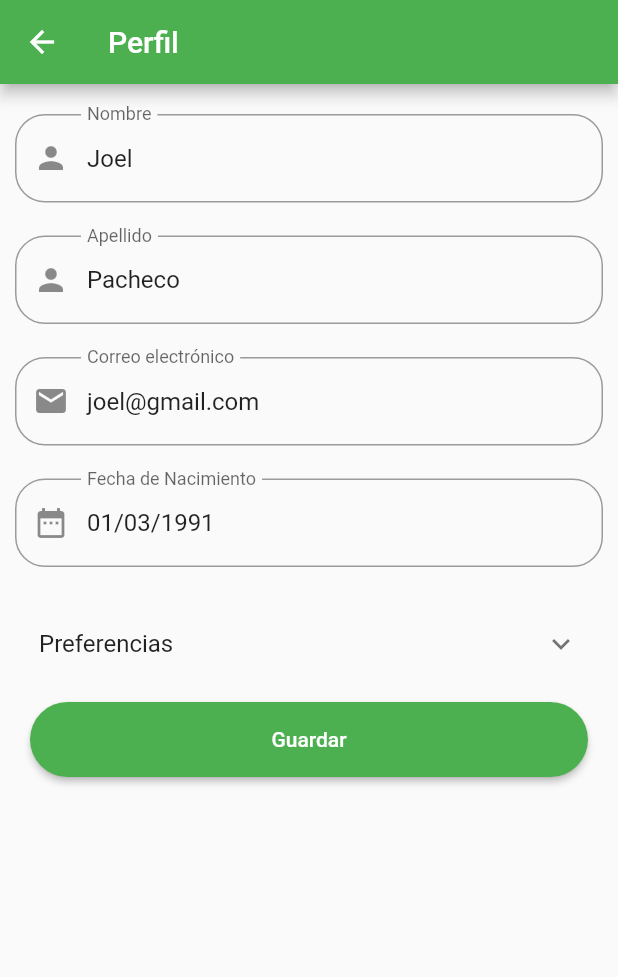
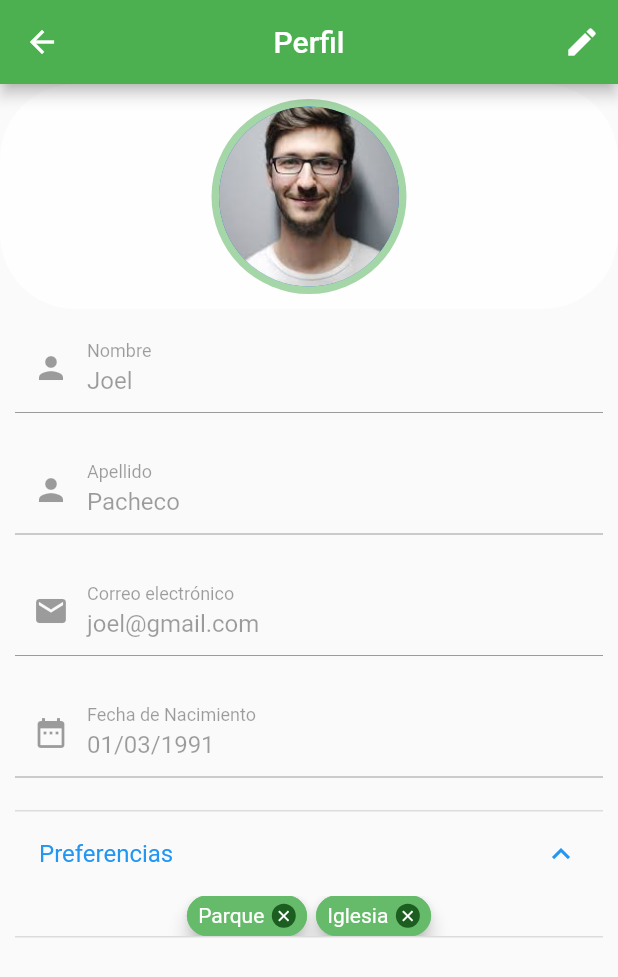
Before and after one commit to zero14/cadcddapp, a Flutter app: the Profile screen opened by its route, on a phone screen of 412 x 824 dp. Shown: the top 977 px of the screen. Run offline on Flutter 3.47's test engine with Material 2 defaults, Android fonts, the light colour scheme and no system bars; drawn by our look-alikes of flutter_tags; our stand-ins replace geolocator, google_maps_flutter.

Commit message:
Se ha agregado la edicion de perfil

```diff
--- a/lib/src/pages/map.dart
+++ b/lib/src/pages/map.dart
@@ -129,7 +129,7 @@ class MapTouristState extends State<MapTourist> {
                           ? LatLng(_currentPosition.latitude,
                               _currentPosition.longitude)
                           : _defaultPosition,
-                      avatarPathLocal: "assets/img/foto_perfil.jpg",
+                      avatarPathLocal: "assets/img/profile1.jpg",
                       labelColor: Colors.blue);
                   _pinPillPosition = 0;
                   _verticalButtonMyPosition = 100.0;
@@ -182,7 +182,7 @@ class MapTouristState extends State<MapTourist> {
                         ? LatLng(_currentPosition.latitude,
                             _currentPosition.longitude)
                         : _defaultPosition,
-                    avatarPathLocal: "assets/img/foto_perfil.jpg",
+                    avatarPathLocal: "assets/img/profile1.jpg",
                     avatarPath: null,
                     labelColor: Colors.blue);
                 _pinPillPosition = 0;
@@ -353,7 +353,7 @@ class MapTouristState extends State<MapTourist> {
         backgroundColor: Theme.of(context).platform == TargetPlatform.iOS
             ? Colors.green
             : Colors.green,
-        backgroundImage: AssetImage("assets/img/foto_perfil.jpg"),
+        backgroundImage: AssetImage("assets/img/profile1.jpg"),
       ),
     );
   }
--- a/lib/src/pages/profile.dart
+++ b/lib/src/pages/profile.dart
@@ -1,6 +1,6 @@
 import 'dart:convert';
+
 import 'package:flutter/cupertino.dart';
-
 import 'package:flutter/material.dart';
 import 'package:flutter/services.dart';
 import 'package:flutter_tags/flutter_tags.dart';
@@ -20,13 +20,15 @@ class _ProfileState extends State<Profile> with SingleTickerProviderStateMixin {
   TabController _tabController;
   ScrollController _scrollViewController;
 
-  final List<String> _list = ["Parque", "Museo", "Playa", "Iglesia"];
+  final List<String> _list = ["Parque", "Iglesia"];
 
   List _items;
 
   TextEditingController _inputDateController = new TextEditingController();
 
   Offset _tapPosition;
+
+  bool _editEnabled = false;
 
   @override
   void initState() {
@@ -40,27 +42,9 @@ class _ProfileState extends State<Profile> with SingleTickerProviderStateMixin {
     _items = _list.toList();
   }
 
-  @override
-  Widget build(BuildContext context) {
-    return Scaffold(
-        appBar: AppBar(
-          title: Text("Perfil"),
-          backgroundColor: Colors.green,
-        ),
-        body: Stack(
-          children: [
-            ListView(
-              padding: EdgeInsets.symmetric(horizontal: 10.0, vertical: 20.0),
-              children: [
-                _createInputName(),
-                _createInputLastName(),
-                _createInputEmail(),
-                _createInputDate(context),
-                ExpansionTile(
-                  title: Text("Preferencias"),
-                  children: [_tag],
-                ),
-                Padding(
+  Widget _createButtonSave() {
+    if (!this._editEnabled) return Container();
+    return Padding(
       padding: EdgeInsets.all(10.0),
       child: ButtonTheme(
         height: 50.0,
@@ -73,11 +57,8 @@ class _ProfileState extends State<Profile> with SingleTickerProviderStateMixin {
             borderRadius: new BorderRadius.circular(30.0),
           ),
         ),
-                    )),
-              ],
       ),
-          ],
-        ));
+    );
   }
 
   Widget get _tag {
@@ -94,7 +75,7 @@ class _ProfileState extends State<Profile> with SingleTickerProviderStateMixin {
           fontSize: 14,
           //height: 1
         ),
-        enabled: true,
+        enabled: _editEnabled,
         constraintSuggestion: true,
         onSubmitted: (String str) {
           setState(() {
@@ -115,7 +96,9 @@ class _ProfileState extends State<Profile> with SingleTickerProviderStateMixin {
             activeColor: Colors.green[400],
             removeButton: ItemTagsRemoveButton(
               backgroundColor: Colors.green[900],
-              onRemoved: () {
+              onRemoved: _editEnabled
+                  ? null
+                  : () {
                       setState(() {
                         _items.removeAt(index);
                       });
@@ -164,12 +147,33 @@ class _ProfileState extends State<Profile> with SingleTickerProviderStateMixin {
     );
   }
 
+  Widget _createImageProfile() {
+    return Container(
+      decoration: BoxDecoration(
+        color: Colors.white70,
+        borderRadius: BorderRadius.circular(50.0),
+      ),
+      padding: EdgeInsets.all(10.0),
+      child: CircleAvatar(
+        radius: 65,
+        backgroundColor: Colors.green[200],
+        child: CircleAvatar(
+          radius: 60,
+          backgroundImage: AssetImage('assets/img/profile1.jpg'),
+        ),
+      ),
+    );
+  }
+
   Widget _createInputName() {
     return TextFormField(
+      enabled: _editEnabled,
       controller: TextEditingController(text: "Joel"),
       keyboardType: TextInputType.name,
       decoration: InputDecoration(
-        border: OutlineInputBorder(borderRadius: BorderRadius.circular(20.0)),
+        border: _editEnabled
+            ? OutlineInputBorder(borderRadius: BorderRadius.circular(20.0))
+            : null,
         labelText: "Nombre",
         helperText: "",
         prefixIcon: Icon(Icons.person),
@@ -184,10 +188,13 @@ class _ProfileState extends State<Profile> with SingleTickerProviderStateMixin {
 
   Widget _createInputLastName() {
     return TextFormField(
+      enabled: _editEnabled,
       controller: TextEditingController(text: "Pacheco"),
       keyboardType: TextInputType.name,
       decoration: InputDecoration(
-        border: OutlineInputBorder(borderRadius: BorderRadius.circular(20.0)),
+        border: _editEnabled
+            ? OutlineInputBorder(borderRadius: BorderRadius.circular(20.0))
+            : null,
         labelText: "Apellido",
         helperText: "",
         prefixIcon: Icon(Icons.person),
@@ -202,10 +209,13 @@ class _ProfileState extends State<Profile> with SingleTickerProviderStateMixin {
 
   Widget _createInputEmail() {
     return TextFormField(
+      enabled: _editEnabled,
       controller: TextEditingController(text: "joel@gmail.com"),
       keyboardType: TextInputType.emailAddress,
       decoration: InputDecoration(
-        border: OutlineInputBorder(borderRadius: BorderRadius.circular(20.0)),
+        border: _editEnabled
+            ? OutlineInputBorder(borderRadius: BorderRadius.circular(20.0))
+            : null,
         labelText: "Correo electrónico",
         helperText: "",
         prefixIcon: Icon(Icons.email),
@@ -220,11 +230,14 @@ class _ProfileState extends State<Profile> with SingleTickerProviderStateMixin {
 
   Widget _createInputDate(context) {
     return TextFormField(
+      enabled: _editEnabled,
       controller: _inputDateController,
       enableInteractiveSelection: false,
       keyboardType: TextInputType.datetime,
       decoration: InputDecoration(
-        border: OutlineInputBorder(borderRadius: BorderRadius.circular(20.0)),
+        border: _editEnabled
+            ? OutlineInputBorder(borderRadius: BorderRadius.circular(20.0))
+            : null,
         labelText: "Fecha de Nacimiento",
         helperText: "",
         prefixIcon: Icon(Icons.date_range),
@@ -254,4 +267,62 @@ class _ProfileState extends State<Profile> with SingleTickerProviderStateMixin {
       });
     }
   }
+
+  Icon _showButtonEditOrCancel() {
+    return _editEnabled
+        ? Icon(Icons.close, color: Colors.white)
+        : Icon(Icons.edit, color: Colors.white);
   }
+
+  @override
+  Widget build(BuildContext context) {
+    return Scaffold(
+        appBar: AppBar(
+          title: Text("Perfil"),
+          centerTitle: true,
+          backgroundColor: Colors.green,
+          actions: [
+            IconButton(
+              icon: _showButtonEditOrCancel(),
+              onPressed: () {
+                setState(() {
+                  _editEnabled = !_editEnabled;
+                });
+              },
+            ),
+          ],
+        ),
+        body: Stack(
+          children: [
+            Column(
+              mainAxisAlignment: MainAxisAlignment.start,
+              children: [
+                Row(
+                  children: [
+                    Expanded(child: _createImageProfile()),
+                  ],
+                ),
+                Expanded(
+                  child: ListView(
+                    padding: EdgeInsets.all(10.0),
+                    children: [
+                      _createInputName(),
+                      _createInputLastName(),
+                      _createInputEmail(),
+                      _createInputDate(context),
+                      ExpansionTile(
+                        maintainState: _editEnabled,
+                        initiallyExpanded: !_editEnabled,
+                        title: Text("Preferencias"),
+                        children: [_tag],
+                      ),
+                      _createButtonSave()
+                    ],
+                  ),
+                ),
+              ],
+            )
+          ],
+        ));
+  }
+}
```
Also changed, not shown: assets/img/profile1.jpg (added), assets/img/profile2.jpg (added), assets/img/profile3.jpg (added). Lines whose indentation alone changed are shown as unchanged.
